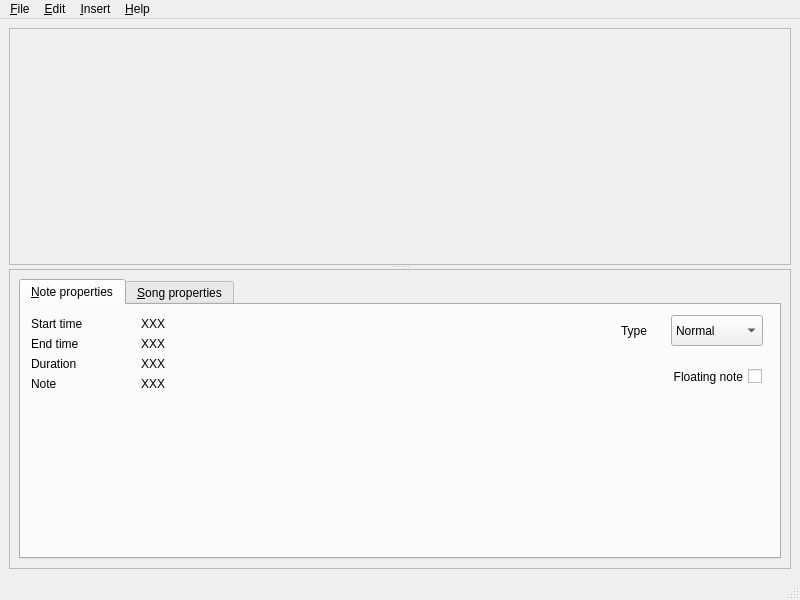
Before: the Qt Designer form editor.ui in performous/composer, drawn with Qt 5.
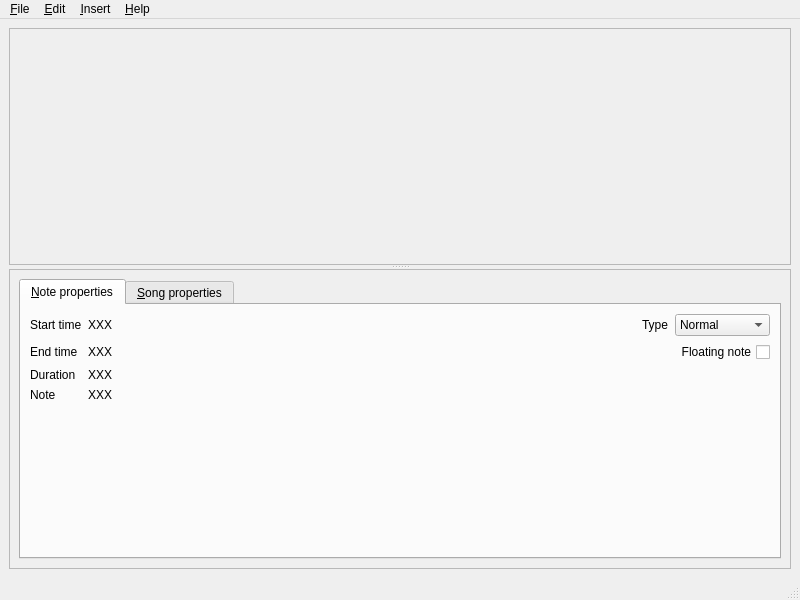
After: the same form once the commit is applied. Custom widgets are drawn as their Qt base class.

Diff of the .ui file:
```diff
--- a/editor.ui
+++ b/editor.ui
@@ -88,105 +88,48 @@
            <attribute name="title">
             <string>&amp;Note properties</string>
            </attribute>
+           <attribute name="toolTip">
+            <string>Note properties</string>
+           </attribute>
+           <attribute name="whatsThis">
+            <string>This tabs displays information on the currently selected note in the note graph. You can also change various note properties.</string>
+           </attribute>
+           <layout class="QGridLayout" name="gridLayout_4">
+            <item row="0" column="0">
            <widget class="QLabel" name="label_3">
-            <property name="geometry">
-             <rect>
-              <x>10</x>
-              <y>10</y>
-              <width>81</width>
-              <height>18</height>
-             </rect>
-            </property>
             <property name="text">
              <string>Start time</string>
             </property>
            </widget>
+            </item>
+            <item row="0" column="1">
+             <widget class="QLabel" name="valNoteBegin">
+              <property name="text">
+               <string>XXX</string>
+              </property>
+             </widget>
+            </item>
+            <item row="1" column="0">
            <widget class="QLabel" name="label_4">
-            <property name="geometry">
-             <rect>
-              <x>10</x>
-              <y>30</y>
-              <width>81</width>
-              <height>18</height>
-             </rect>
-            </property>
             <property name="text">
              <string>End time</string>
             </property>
            </widget>
-           <widget class="QLabel" name="label_5">
-            <property name="geometry">
-             <rect>
-              <x>10</x>
-              <y>50</y>
-              <width>70</width>
-              <height>18</height>
-             </rect>
-            </property>
-            <property name="text">
-             <string>Duration</string>
-            </property>
-           </widget>
-           <widget class="QLabel" name="valNoteBegin">
-            <property name="geometry">
-             <rect>
-              <x>120</x>
-              <y>10</y>
-              <width>70</width>
-              <height>18</height>
-             </rect>
-            </property>
-            <property name="text">
-             <string>XXX</string>
-            </property>
-           </widget>
+            </item>
+            <item row="1" column="1">
            <widget class="QLabel" name="valNoteEnd">
-            <property name="geometry">
-             <rect>
-              <x>120</x>
-              <y>30</y>
-              <width>70</width>
-              <height>18</height>
-             </rect>
-            </property>
             <property name="text">
              <string>XXX</string>
             </property>
            </widget>
-           <widget class="QLabel" name="valNoteDuration">
-            <property name="geometry">
-             <rect>
-              <x>120</x>
-              <y>50</y>
-              <width>70</width>
-              <height>18</height>
-             </rect>
-            </property>
-            <property name="text">
-             <string>XXX</string>
-            </property>
-           </widget>
-           <widget class="QLabel" name="label_6">
-            <property name="geometry">
-             <rect>
-              <x>600</x>
-              <y>10</y>
-              <width>41</width>
-              <height>31</height>
-             </rect>
-            </property>
-            <property name="text">
-             <string>Type</string>
-            </property>
-           </widget>
-           <widget class="QComboBox" name="comboNoteType">
-            <property name="geometry">
-             <rect>
-              <x>650</x>
-              <y>10</y>
-              <width>92</width>
-              <height>31</height>
-             </rect>
+            </item>
+            <item row="0" column="5">
+             <widget class="QComboBox" name="cmbNoteType">
+              <property name="toolTip">
+               <string>Note type</string>
+              </property>
+              <property name="statusTip">
+               <string>Choose what kind of note the selection should be.</string>
             </property>
             <property name="editable">
              <bool>false</bool>
@@ -207,41 +150,9 @@
              </property>
             </item>
            </widget>
-           <widget class="QLabel" name="label_8">
-            <property name="geometry">
-             <rect>
-              <x>10</x>
-              <y>70</y>
-              <width>70</width>
-              <height>18</height>
-             </rect>
-            </property>
-            <property name="text">
-             <string>Note</string>
-            </property>
-           </widget>
-           <widget class="QLabel" name="valNote">
-            <property name="geometry">
-             <rect>
-              <x>120</x>
-              <y>70</y>
-              <width>70</width>
-              <height>18</height>
-             </rect>
-            </property>
-            <property name="text">
-             <string>XXX</string>
-            </property>
-           </widget>
+            </item>
+            <item row="1" column="5">
            <widget class="QCheckBox" name="chkFloating">
-            <property name="geometry">
-             <rect>
-              <x>610</x>
-              <y>60</y>
-              <width>131</width>
-              <height>23</height>
-             </rect>
-            </property>
             <property name="layoutDirection">
              <enum>Qt::RightToLeft</enum>
             </property>
@@ -249,18 +160,72 @@
              <string>Floating note</string>
             </property>
            </widget>
-           <zorder>label_3</zorder>
-           <zorder>label_4</zorder>
-           <zorder>label_5</zorder>
-           <zorder>valNoteBegin</zorder>
-           <zorder>valNoteEnd</zorder>
-           <zorder>valNoteDuration</zorder>
-           <zorder>label_6</zorder>
-           <zorder>comboNoteType</zorder>
-           <zorder>label_8</zorder>
-           <zorder>valNote</zorder>
-           <zorder>chkFloating</zorder>
-           <zorder>scrollArea</zorder>
+            </item>
+            <item row="0" column="3">
+             <widget class="QLabel" name="label_6">
+              <property name="text">
+               <string>Type</string>
+              </property>
+             </widget>
+            </item>
+            <item row="2" column="0">
+             <widget class="QLabel" name="label_5">
+              <property name="text">
+               <string>Duration</string>
+              </property>
+             </widget>
+            </item>
+            <item row="2" column="1">
+             <widget class="QLabel" name="valNoteDuration">
+              <property name="text">
+               <string>XXX</string>
+              </property>
+             </widget>
+            </item>
+            <item row="3" column="0">
+             <widget class="QLabel" name="label_8">
+              <property name="text">
+               <string>Note</string>
+              </property>
+             </widget>
+            </item>
+            <item row="3" column="1">
+             <widget class="QLabel" name="valNote">
+              <property name="text">
+               <string>XXX</string>
+              </property>
+             </widget>
+            </item>
+            <item row="4" column="0">
+             <spacer name="verticalSpacer">
+              <property name="orientation">
+               <enum>Qt::Vertical</enum>
+              </property>
+              <property name="sizeHint" stdset="0">
+               <size>
+                <width>20</width>
+                <height>40</height>
+               </size>
+              </property>
+             </spacer>
+            </item>
+            <item row="0" column="2">
+             <spacer name="horizontalSpacer">
+              <property name="orientation">
+               <enum>Qt::Horizontal</enum>
+              </property>
+              <property name="sizeType">
+               <enum>QSizePolicy::Expanding</enum>
+              </property>
+              <property name="sizeHint" stdset="0">
+               <size>
+                <width>40</width>
+                <height>20</height>
+               </size>
+              </property>
+             </spacer>
+            </item>
+           </layout>
           </widget>
           <widget class="QWidget" name="tabSong">
            <attribute name="title">
```
Left out of the diff: 33 changed lines with no effect on the pictures. Lines whose indentation alone changed are shown as unchanged.
